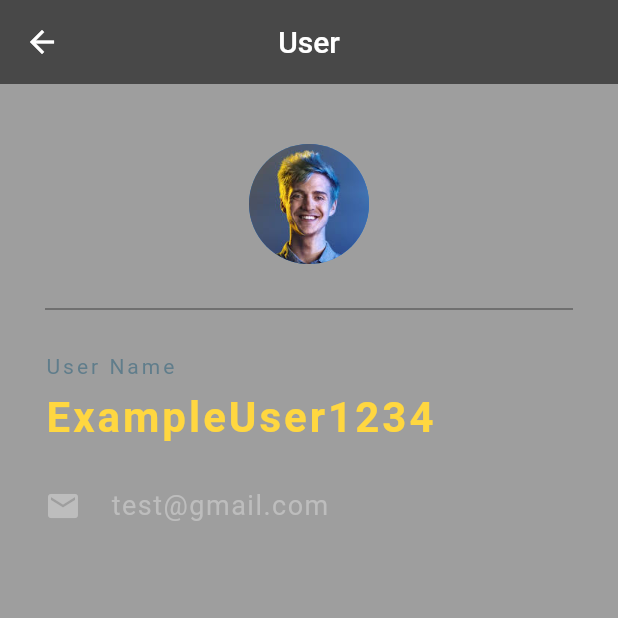
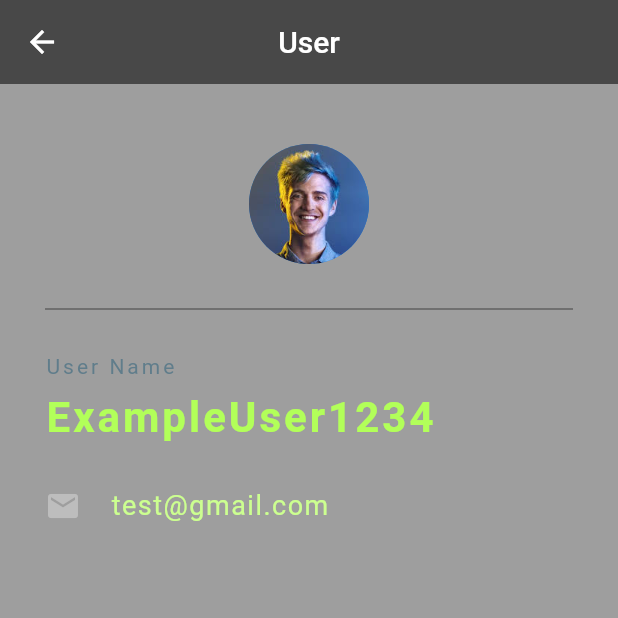
Before and after one commit to ArroVol/streamer_review, a Flutter app: the Profile screen opened by its route, on a phone screen of 412 x 824 dp, the top half of it. Run offline on Flutter 3.47's test engine with Material 2 defaults, Android fonts, the phone set to English and light mode, and no system bars; our stand-ins replace flutter_login, google_fonts, shared_preferences, sqflite; missing offline and left inert: dbutils; accounts and stored records are empty.

```diff
--- a/lib/profile.dart
+++ b/lib/profile.dart
@@ -39,7 +39,7 @@ class _ProfileState extends State<Profile> {
             Text(
               'ExampleUser1234',
               style: TextStyle(
-                color: Colors.amberAccent[200],
+                color: Colors.lightGreenAccent,
                 letterSpacing: 2.0,
                 fontSize: 28,
                 fontWeight: FontWeight.bold,
@@ -56,7 +56,7 @@ class _ProfileState extends State<Profile> {
                 Text(
                   'test@gmail.com',
                   style:TextStyle(
-                      color: Colors.grey[400],
+                      color: Colors.lightGreenAccent[100],
                       fontSize: 18,
                       letterSpacing: 1
                   ),
```
